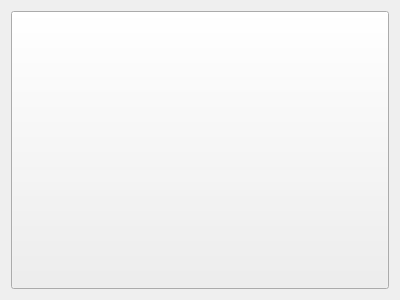
This is Nayda/popupcard.ui in dsbabkov/Nayda as Qt 5 draws it before an edit. The edited form follows.
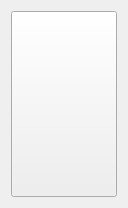
This is the edited form.

Commit message:
Adapting the size of the Widget. Now appearing works correctly.
-ToDo:

-Place in the CEntre of the Screen

Diff of the .ui file:
```diff
--- a/Nayda/popupcard.ui
+++ b/Nayda/popupcard.ui
@@ -6,8 +6,8 @@
    <rect>
     <x>0</x>
     <y>0</y>
-    <width>400</width>
-    <height>300</height>
+    <width>128</width>
+    <height>208</height>
    </rect>
   </property>
   <property name="windowTitle">
```
The commit also changes 1 other file.
